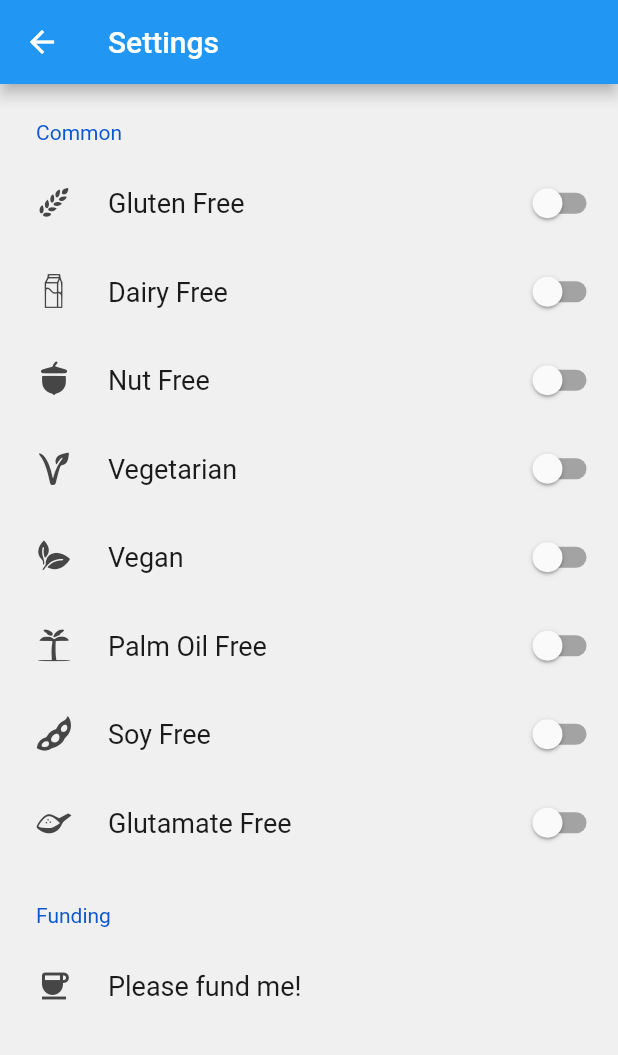
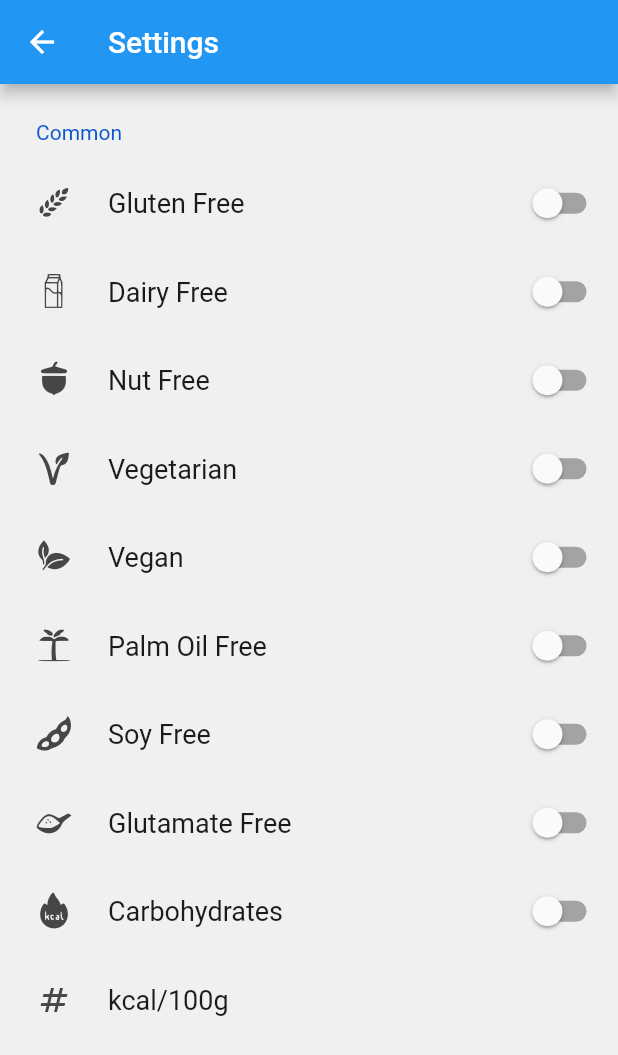
Before and after one commit to bloedboemmel/PickyPal, a Flutter app: the screen it shows after launch, after a tap on the "settings" icon, on a phone screen of 412 x 824 dp. Shown: the top 1055 px of the screen. Run offline on Flutter 3.47's test engine with Material 2 defaults, Android fonts, the phone set to English and light mode, and no system bars; drawn by our look-alikes of settings_ui; our stand-ins replace fl_chart, numberpicker, shared_preferences; missing offline and left inert: qr_mobile_vision; accounts and stored records are empty; generated files the repository leaves out were written again.

Commit message:
Added CarbohydratesPicker Closes #2

```diff
--- a/lib/FoodPreference.dart
+++ b/lib/FoodPreference.dart
@@ -31,6 +31,9 @@ class FoodPreference{
   factory FoodPreference.glutamateFree({required BuildContext context, YESMAYBENO suitable= YESMAYBENO.no}){
     return FoodPreference(name: AppLocalizations.of(context)!.glutamateFree, suitable: suitable, icon: FoodIcons.glutamate);
   }
+  factory FoodPreference.carbohydrates({required BuildContext context, YESMAYBENO suitable= YESMAYBENO.no}){
+    return FoodPreference(name: AppLocalizations.of(context)!.carbohydrates, suitable: suitable, icon: FoodIcons.kcal);
+  }
 
 
   color()=> getColorForYesMaybeNo(suitable);
--- a/lib/ProductView.dart
+++ b/lib/ProductView.dart
@@ -284,6 +284,9 @@ class _Product extends State<ProductView> {
     if(userPreferences.glutamateFree){
       foodPrefs.add(FoodPreference.glutamateFree(context: context, suitable: isGlutamateFree(product)));
     }
+    if(userPreferences.carbohydrates){
+      foodPrefs.add(FoodPreference.carbohydrates(context: context, suitable:  isLessCarboHydrates(product, userPreferences)));
+    }
     return foodPrefs;
   }
   YESMAYBENO isGlutenFree(Product product) {
@@ -316,4 +319,7 @@ class _Product extends State<ProductView> {
   YESMAYBENO isGlutamateFree(Product product){
     return product.glutamatefree ? YESMAYBENO.yes : YESMAYBENO.no;
   }
+  YESMAYBENO isLessCarboHydrates(Product product, UserPreferences userPreferences){
+    return product.carbohydrates_100g < userPreferences.carbohydrateslimit? YESMAYBENO.yes: YESMAYBENO.no;
+  }
 }
--- a/lib/assets/languages/app_de.arb
+++ b/lib/assets/languages/app_de.arb
@@ -7,6 +7,8 @@
   "funding": "Finanzierung",
   "pleaseFund": "Bitte unterstütze mich, indem du die App finanziert.",
   "cameraNotWorking": "Die Kamera funktioniert leider nicht richtig. Versuche, die App zuzustarten!",
+  "cancel": "Abbrechen!",
+  "ok": "Ok",
   "vegan": "Vegan",
   "vegetarian": "Vegetarisch",
   "glutenFree": "Glutenfrei",
@@ -15,5 +17,7 @@
   "palmOilFree": "Palmölfrei",
   "dairyFree": "Milchfrei",
   "soyFree": "Sojafrei",
-  "glutamateFree": "Glutamatfrei"
+  "glutamateFree": "Glutamatfrei",
+  "carbohydrates": "Kohlenhydrate",
+  "carbohydrateslimit": "kcal/100g"
 }
--- a/lib/assets/languages/app_en.arb
+++ b/lib/assets/languages/app_en.arb
@@ -27,6 +27,14 @@
   "pleaseFund": "Please fund me!",
   "@pleaseFund": {
     "description": "Please fund me!"
+  },
+  "cancel": "Cancel",
+  "@cancel": {
+    "description": "Cancel button for settings"
+  },
+  "ok": "Ok",
+  "@ok": {
+    "description": "Ok button for settings"
   },
   "cameraNotWorking": "Camera is not working properly, try to restart the app!",
   "@cameraNotWorking": {
@@ -63,5 +71,13 @@
   "glutamateFree": "Glutamate Free",
   "@glutamateFree": {
     "description": "Glutamate Free"
+  },
+  "carbohydrates": "Carbohydrates",
+  "@carbohydrates": {
+    "description": "Carbohydrates"
+  },
+  "carbohydrateslimit": "kcal/100g",
+  "@carbohydrateslimit": {
+    "description": "Carbohydrates-Limit/100g"
   }
 }
--- a/lib/food_icons.dart
+++ b/lib/food_icons.dart
@@ -26,6 +26,7 @@ class FoodIcons {
   static const IconData milk = IconData(0xe802, fontFamily: _kFontFam, fontPackage: _kFontPkg);
   static const IconData nut = IconData(0xe803, fontFamily: _kFontFam, fontPackage: _kFontPkg);
   static const IconData palm = IconData(0xe804, fontFamily: _kFontFam, fontPackage: _kFontPkg);
+  static const IconData kcal = IconData(0xe805, fontFamily: _kFontFam, fontPackage: _kFontPkg);
   static const IconData soy = IconData(0xe806, fontFamily: _kFontFam, fontPackage: _kFontPkg);
   static const IconData glutamate = IconData(0xe807, fontFamily: _kFontFam, fontPackage: _kFontPkg);
   static const IconData vegan = IconData(0xe808, fontFamily: _kFontFam, fontPackage: _kFontPkg);
--- a/lib/product.dart
+++ b/lib/product.dart
@@ -41,12 +41,13 @@ Future<Product> getResult(String barcode) async {
         vegeterian: maybe,
         palmoilfree: maybe,
         soyfree: false,
-        glutamatefree: false
+        glutamatefree: false,
+        carbohydrates_100g: 0,
     );
   }
   String uri = "https://world.openfoodfacts.org/api/v2/product/";
   // https://world.openfoodfacts.org/api/v2/product/4008452027602?fields=allergens,generic_name,labels,ingredients_analysis_tags
-  String tags = "?fields=allergens,ingredients_analysis_tags,generic_name,labels,code,product_name,allergens_from_ingredients,ingredients_from_or_that_may_be_from_palm_oil_n,ingredients_from_palm_oil_n,ingredients";
+  String tags = "?fields=allergens,ingredients_analysis_tags,generic_name,labels,code,product_name,allergens_from_ingredients,ingredients_from_or_that_may_be_from_palm_oil_n,ingredients_from_palm_oil_n,ingredients,nutriments";
   final response = await http
       .get(Uri.parse(uri + barcode + tags));
 
@@ -68,13 +69,14 @@ class Product {
   bool nutfree = false;
   bool soyfree = false;
   bool glutamatefree = false;
+  int carbohydrates_100g = 0;
   YESMAYBENO vegan = YESMAYBENO.maybe;
   YESMAYBENO vegeterian =   YESMAYBENO.maybe;
   YESMAYBENO palmoilfree = YESMAYBENO.maybe;
   Product({required this.title, required this.barcode, required this.glutenfree,
     required this.lactosefree, required this.nutfree, required this.vegan,
     required this.vegeterian, required this.palmoilfree, required this.soyfree,
-    required this.glutamatefree
+    required this.glutamatefree, required this.carbohydrates_100g
   });
   bool isAllFree(){
     return nutfree && glutenfree && lactosefree;
@@ -99,14 +101,15 @@ class Product {
         barcode: json['code'],
         glutenfree: !allergens.contains('gluten'),
         nutfree: !allergens.contains('peanuts'),
-        lactosefree: !allergens.contains('milk'),
+        lactosefree: !allergens.contains('milk') && !allergens.contains('lactose'),
         vegan: suitableFor(list, "vegan"),
         vegeterian: suitableFor(list, "vegetarian"),
         palmoilfree: ispalmoilfree(list,
             ingredientsMaybeFromPalmOil: json['product']['ingredients_from_or_that_may_be_from_palm_oil_n'],
             ingredientsFromPalmOil: json['product']['ingredients_from_palm_oil_n']),
         soyfree: !allergens.contains("soy"),
-        glutamatefree: !ingredients.any((element) => element.values.contains("glutamat"))
+        glutamatefree: !ingredients.any((element) => element.values.contains("glutamat")),
+        carbohydrates_100g: json['product']['nutriments']['carbohydrates_100g']
 
 
     );
--- a/lib/userSettings.dart
+++ b/lib/userSettings.dart
@@ -4,8 +4,9 @@ import 'package:flutter/material.dart';
 import 'package:settings_ui/settings_ui.dart';
 import 'package:shared_preferences/shared_preferences.dart';
 import 'package:provider/provider.dart';
-import 'package:url_launcher/url_launcher.dart';
+//import 'package:url_launcher/url_launcher.dart';
 import 'package:flutter_gen/gen_l10n/app_localizations.dart';
+import 'package:numberpicker/numberpicker.dart';
 class SettingsPage extends StatefulWidget {
   const SettingsPage({super.key});
 
@@ -15,17 +16,15 @@ class SettingsPage extends StatefulWidget {
 
 class _SettingsPageState extends State<SettingsPage> {
   late UserPreferences userPreferences;
-
+  late Text carbohydrateNumberText;
   @override
   void initState() {
     super.initState();
-
   }
 
   @override
-  Widget build(BuildContext context){
+  Widget build(BuildContext context) {
     userPreferences = Provider.of<UserPreferences>(context);
-    // String language = "English";
     return Scaffold(
         appBar: AppBar(
           title: Text(AppLocalizations.of(context)!.settings),
@@ -37,7 +36,7 @@ class _SettingsPageState extends State<SettingsPage> {
         body: SettingsList(
           sections: [
             SettingsSection(
-                title:  Text(AppLocalizations.of(context)!.common),
+              title: Text(AppLocalizations.of(context)!.common),
               tiles: [
                 SettingsTile.switchTile(
                     initialValue: userPreferences.glutenFree,
@@ -45,9 +44,14 @@ class _SettingsPageState extends State<SettingsPage> {
                       setState(() {
                         userPreferences.glutenFree = value;
                         userPreferences._saveFoodPrefs();
-                                });},
-                      title: Text(FoodPreference.glutenfree(context: context).name),
-                      leading: Icon(FoodPreference.glutenfree(context: context).icon)
+                      });
+                    },
+                    title: Text(FoodPreference
+                        .glutenfree(context: context)
+                        .name),
+                    leading: Icon(FoodPreference
+                        .glutenfree(context: context)
+                        .icon)
                 ),
                 SettingsTile.switchTile(
                     initialValue: userPreferences.lactoseFree,
@@ -55,9 +59,14 @@ class _SettingsPageState extends State<SettingsPage> {
                       setState(() {
                         userPreferences.lactoseFree = value;
                         userPreferences._saveFoodPrefs();
-                                });},
-                      title: Text(FoodPreference.dairyFree(context: context).name),
-                      leading: Icon(FoodPreference.dairyFree(context: context).icon)
+                      });
+                    },
+                    title: Text(FoodPreference
+                        .dairyFree(context: context)
+                        .name),
+                    leading: Icon(FoodPreference
+                        .dairyFree(context: context)
+                        .icon)
                 ),
                 SettingsTile.switchTile(
                     initialValue: userPreferences.nutFree,
@@ -65,9 +74,14 @@ class _SettingsPageState extends State<SettingsPage> {
                       setState(() {
                         userPreferences.nutFree = value;
                         userPreferences._saveFoodPrefs();
-                                });},
-                      title: Text(FoodPreference.nutsFree(context: context).name),
-                      leading: Icon(FoodPreference.nutsFree(context: context).icon)
+                      });
+                    },
+                    title: Text(FoodPreference
+                        .nutsFree(context: context)
+                        .name),
+                    leading: Icon(FoodPreference
+                        .nutsFree(context: context)
+                        .icon)
                 ),
                 SettingsTile.switchTile(
                     initialValue: userPreferences.vegetarian,
@@ -75,9 +89,14 @@ class _SettingsPageState extends State<SettingsPage> {
                       setState(() {
                         userPreferences.vegetarian = value;
                         userPreferences._saveFoodPrefs();
-                                });},
-                      title: Text(FoodPreference.vegetarian(context: context).name),
-                      leading: Icon(FoodPreference.vegetarian(context: context).icon)
+                      });
+                    },
+                    title: Text(FoodPreference
+                        .vegetarian(context: context)
+                        .name),
+                    leading: Icon(FoodPreference
+                        .vegetarian(context: context)
+                        .icon)
                 ),
                 SettingsTile.switchTile(
                     initialValue: userPreferences.vegan,
@@ -85,9 +104,14 @@ class _SettingsPageState extends State<SettingsPage> {
                       setState(() {
                         userPreferences.vegan = value;
                         userPreferences._saveFoodPrefs();
-                                });},
-                      title: Text(FoodPreference.vegan(context: context).name),
-                      leading: Icon(FoodPreference.vegan(context: context).icon)
+                      });
+                    },
+                    title: Text(FoodPreference
+                        .vegan(context: context)
+                        .name),
+                    leading: Icon(FoodPreference
+                        .vegan(context: context)
+                        .icon)
                 ),
                 SettingsTile.switchTile(
                     initialValue: userPreferences.palmOilFree,
@@ -95,9 +119,14 @@ class _SettingsPageState extends State<SettingsPage> {
                       setState(() {
                         userPreferences.palmOilFree = value;
                         userPreferences._saveFoodPrefs();
-                                });},
-                      title: Text(FoodPreference.palmOilFree(context: context).name),
-                      leading: Icon(FoodPreference.palmOilFree(context: context).icon)
+                      });
+                    },
+                    title: Text(FoodPreference
+                        .palmOilFree(context: context)
+                        .name),
+                    leading: Icon(FoodPreference
+                        .palmOilFree(context: context)
+                        .icon)
                 ),
                 SettingsTile.switchTile(
                     initialValue: userPreferences.soyFree,
@@ -105,9 +134,14 @@ class _SettingsPageState extends State<SettingsPage> {
                       setState(() {
                         userPreferences.soyFree = value;
                         userPreferences._saveFoodPrefs();
-                        });},
-                      title: Text(FoodPreference.soyFree(context: context).name),
-                      leading: Icon(FoodPreference.soyFree(context: context).icon)
+                      });
+                    },
+                    title: Text(FoodPreference
+                        .soyFree(context: context)
+                        .name),
+                    leading: Icon(FoodPreference
+                        .soyFree(context: context)
+                        .icon)
                 ),
                 SettingsTile.switchTile(
                     initialValue: userPreferences.glutamateFree,
@@ -115,28 +149,55 @@ class _SettingsPageState extends State<SettingsPage> {
                       setState(() {
                         userPreferences.glutamateFree = value;
                         userPreferences._saveFoodPrefs();
-                        });},
-                      title: Text(FoodPreference.glutamateFree(context: context).name),
-                      leading: Icon(FoodPreference.glutamateFree(context: context).icon)
+                      });
+                    },
+                    title: Text(FoodPreference
+                        .glutamateFree(context: context)
+                        .name),
+                    leading: Icon(FoodPreference
+                        .glutamateFree(context: context)
+                        .icon)
+                ),
+                SettingsTile.switchTile(
+                    initialValue: userPreferences.carbohydrates,
+                    onToggle: (value) {
+                      setState(() {
+                        userPreferences.carbohydrates = value;
+                        userPreferences._saveFoodPrefs();
+                      });
+                    },
+                    title: Text(FoodPreference
+                        .carbohydrates(context: context)
+                        .name),
+                    leading: Icon(FoodPreference
+                        .carbohydrates(context: context)
+                        .icon),
+                ),
+
+                SettingsTile(title: Text(AppLocalizations.of(context)!.carbohydrateslimit),
+                    enabled: userPreferences.carbohydrates,
+                    onPressed:  (context) => carbonPicker(context),
+                    leading: const Icon(Icons.numbers),
+                    trailing: Text("${userPreferences.carbohydrates?userPreferences.carbohydrateslimit:''}"),
                 )
               ],
 
             ),
-              SettingsSection(
+            /*SettingsSection(
               title: Text(AppLocalizations.of(context)!.funding),
               tiles: [
                 SettingsTile(
-                          title:  Text(AppLocalizations.of(context)!.pleaseFund),
+                  title: Text(AppLocalizations.of(context)!.pleaseFund),
                   onPressed: (BuildContext context) {
                     const url = 'https://ko-fi.com/bloedboemmel';
-                                launchUrl(Uri.parse(url), mode: LaunchMode.externalApplication);
-
+                    launchUrl(
+                        Uri.parse(url), mode: LaunchMode.externalApplication);
                   },
                   leading: const Icon(Icons.coffee),
                 )
               ],
             )
-
+            */
 
 
           ],
@@ -144,7 +205,54 @@ class _SettingsPageState extends State<SettingsPage> {
     );
   }
 
+  Future carbonPicker(BuildContext context) async{
+    int tempValue = userPreferences.carbohydrateslimit;
+
+    await showDialog(
+        context: context,
+        builder: (BuildContext context) {
+          return StatefulBuilder(builder: (context, setState) {
+                 return AlertDialog(
+                   title: Text(AppLocalizations.of(context)!.carbohydrateslimit),
+                    content:NumberPicker(
+                              minValue: 0,
+                              maxValue: 100,
+                              value: tempValue,
+                              infiniteLoop: true,
+                              step: 10,
+                              onChanged: (value) =>
+                                  setState(() =>
+                                  tempValue = value),
+                            ),
+                      actions:[
+                      TextButton(
+                        child: Text(AppLocalizations.of(context)!.cancel),
+                        onPressed: () {
+                          Navigator.of(context).pop();
+                        },
+                      ),
+                      TextButton(
+                        child: Text(AppLocalizations.of(context)!.ok),
+                        onPressed: () {
+                          userPreferences.carbohydrateslimit = tempValue;
+                          userPreferences._saveFoodPrefs();
+                          Navigator.of(context).pop();
+                        },
+                      ),
+                    ]
+                );
               }
+          );
+        }
+        );
+    setState(() {
+      userPreferences = userPreferences;
+    });
+  }
+}
+
+
+
 class UserPreferences{
 
   bool glutenFree;
@@ -155,6 +263,8 @@ class UserPreferences{
   bool palmOilFree;
   bool soyFree;
   bool glutamateFree;
+  bool carbohydrates;
+  int carbohydrateslimit;
   ThemeMode themeMode;
   UserPreferences({required this.glutenFree,
     required this.lactoseFree,
@@ -164,11 +274,13 @@ class UserPreferences{
     required this.vegetarian,
     required this.soyFree,
     required this.glutamateFree,
-    required this.themeMode});
+    required this.themeMode,
+    required this.carbohydrates,
+    required this.carbohydrateslimit});
   factory UserPreferences.empty(){
     return UserPreferences(glutenFree: false, lactoseFree: false, nutFree: false,
         vegan: false, palmOilFree: false, vegetarian: false, soyFree: false,
-        glutamateFree: false,themeMode:ThemeMode.system);
+        glutamateFree: false, carbohydrates: false, carbohydrateslimit: 10, themeMode:ThemeMode.system);
   }
   void _saveFoodPrefs() async {
     SharedPreferences prefs = await SharedPreferences.getInstance();
@@ -180,6 +292,8 @@ class UserPreferences{
     await prefs.setBool('palmOilFree', palmOilFree);
     await prefs.setBool('soyFree', soyFree);
     await prefs.setBool('glutamateFree', glutamateFree);
+    await prefs.setBool('carbohydrates', carbohydrates);
+    await prefs.setInt('carbohydrateslimit', carbohydrateslimit);
     await prefs.setString('appMode', themeModeToString(themeMode));
   }
 
@@ -197,6 +311,8 @@ Future<UserPreferences> PreferencesFromStorage() async {
       vegetarian: prefs.getBool('vegetarian') ?? false,
       soyFree: prefs.getBool('soyFree') ?? false,
       glutamateFree: prefs.getBool('glutamateFree') ?? false,
+      carbohydrates: prefs.getBool('carbohydrates') ?? false,
+      carbohydrateslimit: prefs.getInt('carbohydrateslimit') ?? 10,
       themeMode: stringToThemeMode(prefs.getString('themeMode')));
 }
 ThemeMode stringToThemeMode(String? theme){
--- a/pubspec.yaml
+++ b/pubspec.yaml
@@ -32,6 +32,7 @@ dependencies:
   fl_chart: ^0.61.0
   settings_ui: 2.0.2
   url_launcher: ^6.0.3
+  numberpicker: ^2.0.1
 
 
 
```
Also changed, not shown: lib/assets/fonts/FoodIcons.ttf, pubspec.lock, 2 other files. Lines whose indentation alone changed are shown as unchanged.
